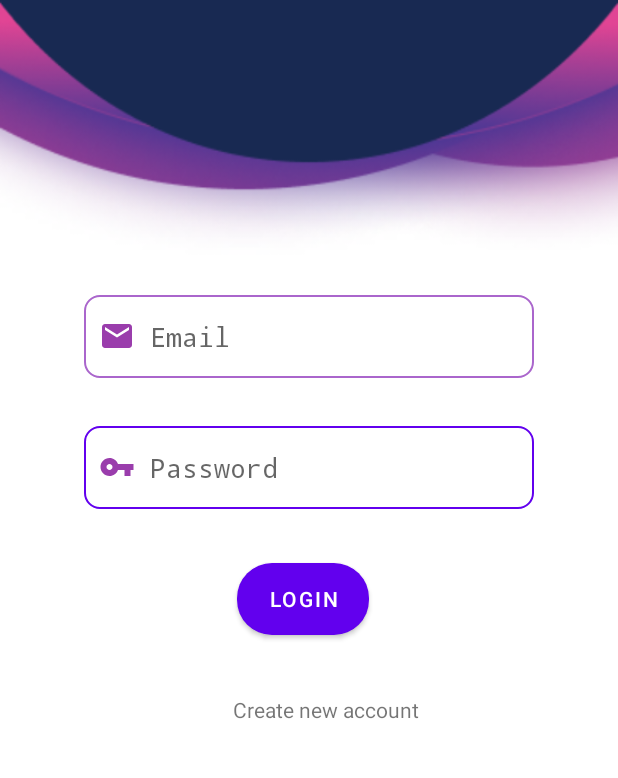
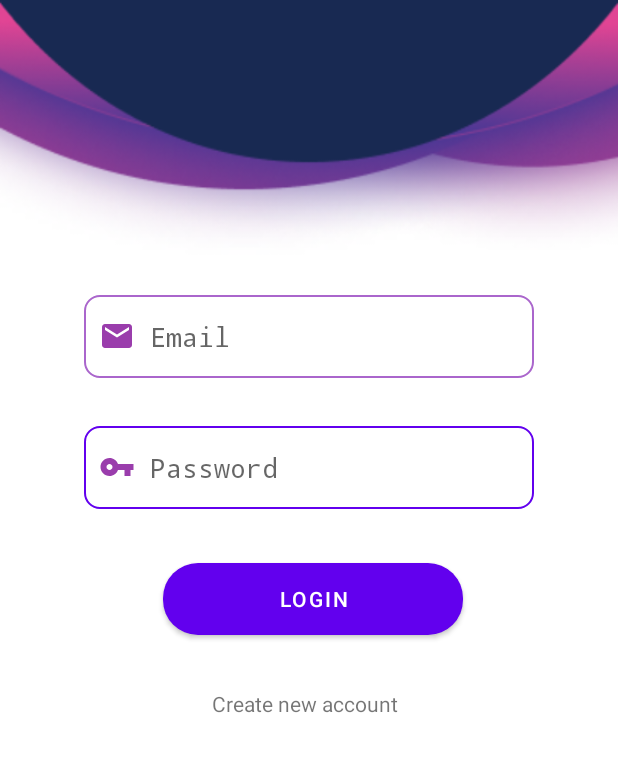
Before and after one commit to aimanrozali/parcely-parcel-management-app, an Android app: the screen it shows after launch (Login), on a phone screen of 412 x 824 dp, the part 339-1117 px from its top. Run offline under Robolectric (Android 15) with nearby library versions, the phone set to English and light mode, and no system bars; our stand-ins replace Firebase (no records; nobody signed in at launch, a user with empty details on screens opened directly); Roboto replaces fonts that are not available here.

```diff
--- a/app/src/main/res/layout/activity_login.xml
+++ b/app/src/main/res/layout/activity_login.xml
@@ -36,10 +36,10 @@
         android:id="@+id/txtCreate"
         android:layout_width="wrap_content"
         android:layout_height="wrap_content"
-        android:layout_marginTop="40dp"
+        android:layout_marginTop="36dp"
         android:text="Create new account"
         app:layout_constraintEnd_toEndOf="parent"
-        app:layout_constraintHorizontal_bias="0.494"
+        app:layout_constraintHorizontal_bias="0.441"
         app:layout_constraintStart_toStartOf="parent"
         app:layout_constraintTop_toBottomOf="@+id/loginBtn" />
 
@@ -65,7 +65,7 @@
 
     <Button
         android:id="@+id/loginBtn"
-        android:layout_width="wrap_content"
+        android:layout_width="200dp"
         android:layout_height="wrap_content"
         android:layout_marginTop="36dp"
         android:background="@drawable/blue_fill__rounded_color"
```
